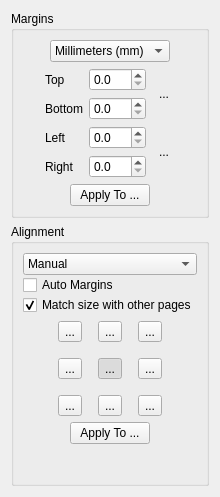
Qt form filters/page_layout/ui/PageLayoutOptionsWidget.ui (4lex4/scantailor-advanced) before a commit.
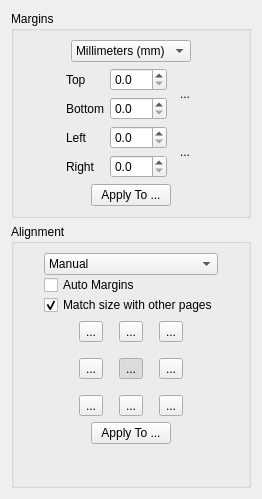
The same form after that commit. Icons and pictures are not drawn.

```diff
--- a/filters/page_layout/ui/PageLayoutOptionsWidget.ui
+++ b/filters/page_layout/ui/PageLayoutOptionsWidget.ui
@@ -6,8 +6,8 @@
    <rect>
     <x>0</x>
     <y>0</y>
-    <width>216</width>
-    <height>497</height>
+    <width>262</width>
+    <height>499</height>
    </rect>
   </property>
   <property name="windowTitle">
@@ -269,12 +269,6 @@
    </item>
    <item>
     <widget class="QGroupBox" name="alignmentGroup">
-     <property name="sizePolicy">
-      <sizepolicy hsizetype="Preferred" vsizetype="Preferred">
-       <horstretch>0</horstretch>
-       <verstretch>0</verstretch>
-      </sizepolicy>
-     </property>
      <property name="title">
       <string>Alignment</string>
      </property>
@@ -291,8 +285,8 @@
           </property>
           <property name="sizeHint" stdset="0">
            <size>
-            <width>40</width>
-            <height>20</height>
+            <width>0</width>
+            <height>0</height>
            </size>
           </property>
          </spacer>
@@ -350,8 +344,8 @@
           </property>
           <property name="sizeHint" stdset="0">
            <size>
-            <width>40</width>
-            <height>20</height>
+            <width>0</width>
+            <height>0</height>
            </size>
           </property>
          </spacer>
@@ -649,8 +643,8 @@
         </property>
         <property name="sizeHint" stdset="0">
          <size>
-          <width>20</width>
-          <height>40</height>
+       <width>1</width>
+       <height>1</height>
          </size>
         </property>
        </spacer>
```
